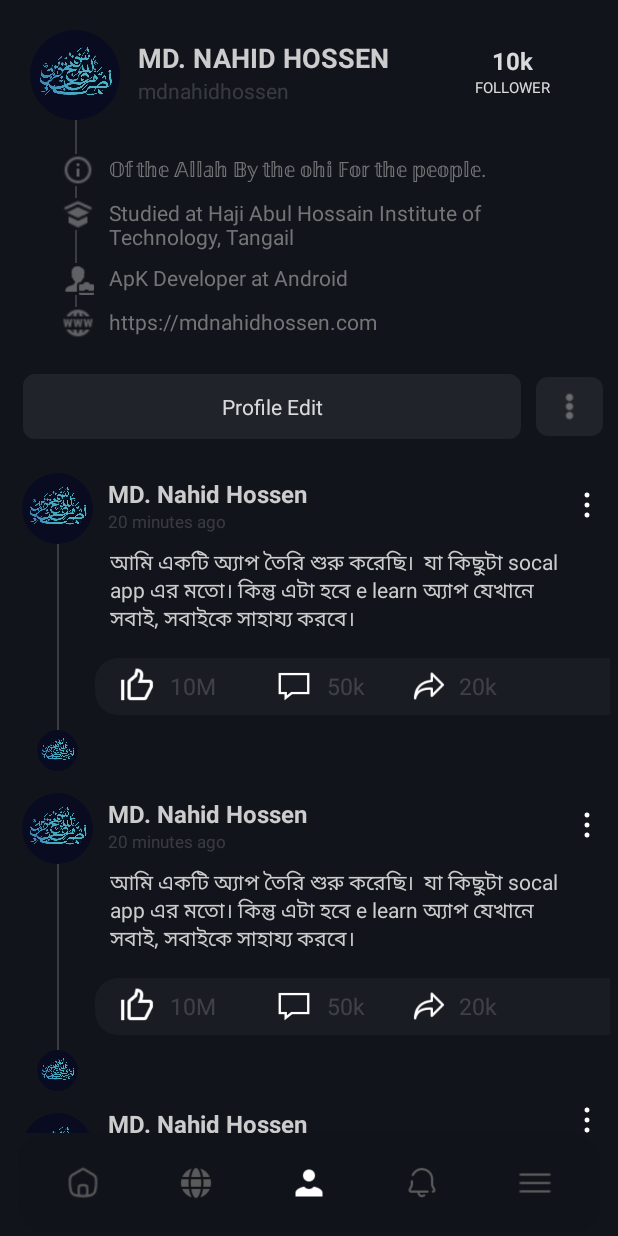
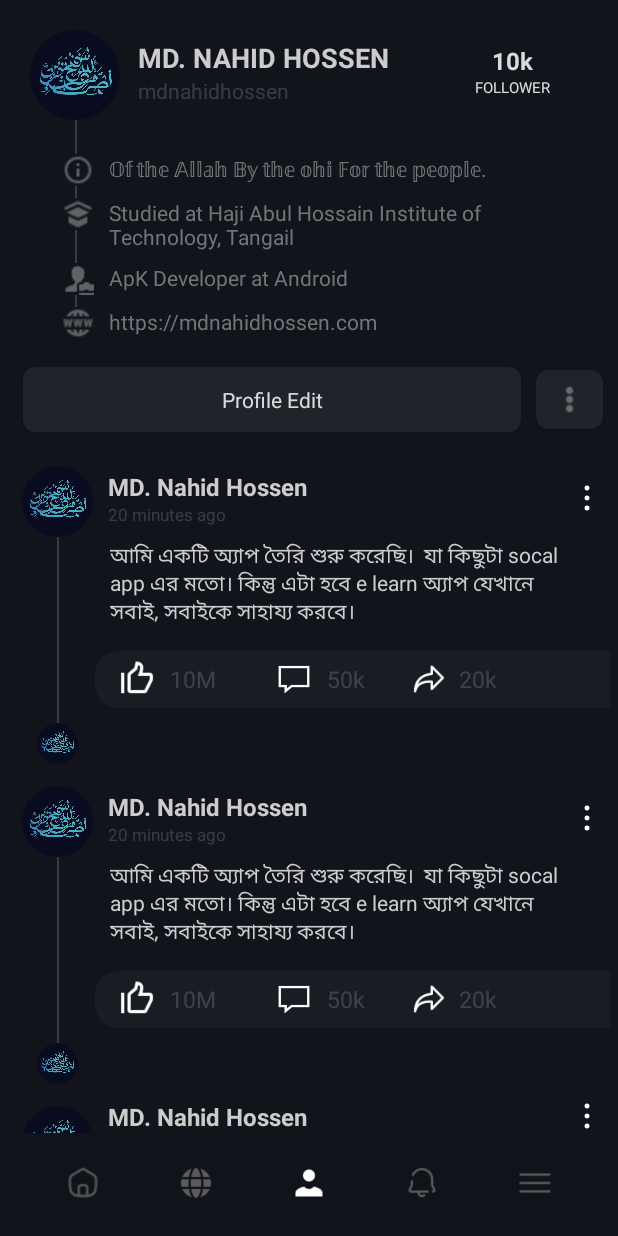
Before and after one commit to appscraftbd/NEED_SOCAL, an Android app: the fragment AboutFragment placed in its activity, item 3 of the bottom bar chosen, on a phone screen of 412 x 824 dp. Run offline under Robolectric (Android 15) with nearby library versions, the phone set to English and light mode, and no system bars; our stand-ins replace CircleImageView; 1 statement that could not run was skipped.

```diff
--- a/app/src/main/java/com/appscraftbd/needasocal/AboutFragment.java
+++ b/app/src/main/java/com/appscraftbd/needasocal/AboutFragment.java
@@ -1,5 +1,8 @@
 package com.appscraftbd.needasocal;
 
+import android.annotation.SuppressLint;
+import android.content.Context;
+import android.content.Intent;
 import android.os.Bundle;
 
 import androidx.fragment.app.Fragment;
@@ -7,16 +10,36 @@ import androidx.fragment.app.Fragment;
 import android.view.LayoutInflater;
 import android.view.View;
 import android.view.ViewGroup;
+import android.widget.TextView;
 
 
 public class AboutFragment extends Fragment {
 
+    TextView logout;
 
 
+
+    @SuppressLint("MissingInflatedId")
     @Override
     public View onCreateView(LayoutInflater inflater, ViewGroup container,
                              Bundle savedInstanceState) {
-        // Inflate the layout for this fragment
-        return inflater.inflate(R.layout.fragment_about, container, false);
+
+        View view = inflater.inflate(R.layout.fragment_about, container, false);
+
+        logout = view.findViewById(R.id.logout);
+
+        logout.setOnClickListener(new View.OnClickListener() {
+            @Override
+            public void onClick(View view) {
+
+                SQL_LITE sqlLite = new SQL_LITE(getContext());
+                sqlLite.data_delete();
+                Intent sign = new Intent(getContext(), Login_from.class);
+                startActivity(sign);
+            }
+        });
+
+
+        return view;
     }
 }
--- a/app/src/main/java/com/appscraftbd/needasocal/MainActivity.java
+++ b/app/src/main/java/com/appscraftbd/needasocal/MainActivity.java
@@ -7,6 +7,8 @@ import androidx.fragment.app.FragmentTransaction;
 
 import android.content.Intent;
 import android.content.pm.ActivityInfo;
+import android.database.Cursor;
+import android.database.sqlite.SQLiteDatabase;
 import android.os.Bundle;
 import android.view.MenuItem;
 import android.widget.Toast;
@@ -20,10 +22,13 @@ public class MainActivity extends AppCompatActivity {
     public static String user_id="";
     int onback_count=0;
 
+    String user,pass;
+
     @Override
     protected void onCreate(Bundle savedInstanceState) {
         super.onCreate(savedInstanceState);
         setContentView(R.layout.activity_main);
+
 
         ////android rotating off
         setRequestedOrientation(ActivityInfo.SCREEN_ORIENTATION_PORTRAIT);
@@ -31,12 +36,39 @@ public class MainActivity extends AppCompatActivity {
 
 
 
+        /////////MY sql lite database create
+        SQL_LITE sqlLite = new SQL_LITE(MainActivity.this);
+        SQLiteDatabase sqLiteDatabase = sqlLite.getWritableDatabase();
+
+
+        ///////user search
+        Cursor result = sqlLite.data_result();
+        if(result.getCount() ==0){
+            Intent sign = new Intent(MainActivity.this, Login_from.class);
+            startActivity(sign);
+        }else {
+            /// data read
+            StringBuffer stringBuffer = new StringBuffer();
+            StringBuffer stringBuffer1 = new StringBuffer();
+            while (result.moveToNext()) {
+                stringBuffer.append(result.getString(1));
+                stringBuffer1.append(result.getString(2));
+                this.user = "" + stringBuffer;
+                this.pass = "" + stringBuffer1;
+                break;
+            }
+
+        }
+
+
+
         ///////////////////////
-        if(user_id.length()==0){
+        if(user.length() <=3 ){
             Intent sign = new Intent(MainActivity.this, Login_from.class);
             startActivity(sign);
         }
 
+        AboutFragment aboutFragment = new AboutFragment();
 
         FragmentManager fragmentManager = getSupportFragmentManager();
         FragmentTransaction fragmentTransaction = fragmentManager.beginTransaction();
--- /dev/null
+++ b/app/src/main/java/com/appscraftbd/needasocal/SQL_LITE.java
@@ -0,0 +1,97 @@
+package com.appscraftbd.needasocal;
+
+
+import android.content.ContentValues;
+import android.content.Context;
+import android.database.Cursor;
+import android.database.sqlite.SQLiteDatabase;
+import android.database.sqlite.SQLiteOpenHelper;
+import android.widget.Toast;
+
+public class SQL_LITE extends SQLiteOpenHelper {
+
+    private static final String DATABASE_NAME = "student.db";
+    private static final String TABLE_NAME = "student_details";
+    private static final String ID = "_id";
+    private static final String NAME = "Name";
+    private static final String PASS = "PASS";
+    private static final int DATABASE_VERSION_NO = 2;
+    private static final String CREATE_TABLE = "CREATE TABLE "+TABLE_NAME+"("+ID+" INTEGER PRIMARY KEY AUTOINCREMENT,"+NAME+" VARCHAR(255),"+PASS+" VARCHAR(255));";
+    private static final String DROP_TABLE = "DROP TABLE IF EXISTS "+TABLE_NAME;
+    private static final String SELECT_ALL = "SELECT * FROM "+TABLE_NAME;
+
+
+    private Context context;
+
+    public SQL_LITE(Context context) {
+        super(context, DATABASE_NAME, null, DATABASE_VERSION_NO);
+        this.context = context;
+    }
+
+    @Override
+    public void onCreate(SQLiteDatabase db) {
+
+        try {
+            Toast.makeText(context,"onCreate is called",Toast.LENGTH_SHORT).show();
+            db.execSQL(CREATE_TABLE);
+
+
+        }catch (Exception e)
+        {
+            Toast.makeText(context,"Exception : "+e,Toast.LENGTH_SHORT).show();
+        }
+
+
+    }
+
+    @Override
+    public void onUpgrade(SQLiteDatabase db, int oldVersion, int newVersion) {
+        try {
+//            Toast.makeText(context,"onUpgrade is called",Toast.LENGTH_SHORT).show();
+            db.execSQL(DROP_TABLE);
+            onCreate(db);
+        }catch (Exception e)
+        {
+            Toast.makeText(context,"Exception : "+e,Toast.LENGTH_SHORT).show();
+        }
+
+    }
+
+    public long data_insert(String user,String pass){
+        SQLiteDatabase sqLiteDatabase = this.getWritableDatabase();
+        ContentValues contentValues = new ContentValues();
+        contentValues.put(NAME,user);
+        contentValues.put(PASS,pass);
+
+        long rowid = sqLiteDatabase.insert(TABLE_NAME,null,contentValues);
+        return rowid;
+
+
+    }
+    public Cursor data_result(){
+        SQLiteDatabase sqLiteDatabase = this.getWritableDatabase();
+        Cursor cursor = sqLiteDatabase.rawQuery(SELECT_ALL,null);
+        return cursor;
+    }
+    public void data_delete()
+    {
+        SQLiteDatabase sqLiteDatabase = this.getWritableDatabase();
+        ContentValues contentValues = new ContentValues();
+        contentValues.put(NAME,"0");
+        contentValues.put(PASS,"0");
+
+        sqLiteDatabase.update(TABLE_NAME, contentValues, "_id = ?", new String[]{"1"});
+
+    }
+
+    public void data_update(String user, String pass)
+    {
+        SQLiteDatabase sqLiteDatabase = this.getWritableDatabase();
+        ContentValues contentValues = new ContentValues();
+        contentValues.put(NAME,""+user);
+        contentValues.put(PASS,""+pass);
+
+        sqLiteDatabase.update(TABLE_NAME, contentValues, "_id = ?", new String[]{"1"});
+
+    }
+}
--- a/app/src/main/java/com/appscraftbd/needasocal/Signup_from.java
+++ b/app/src/main/java/com/appscraftbd/needasocal/Signup_from.java
@@ -92,6 +92,8 @@ public class Signup_from extends AppCompatActivity {
         ////EditText Null Chack////
         if(uid.length()==0){
             username_id.setError("username");
+        } else if (uid.length()<5) {
+            username_id.setError("Minimum 6 character");
         } else if (sfirst_name.length()==0) {
             first_name.setError("firstname");
         }else if (slast_name.length()==0) {
@@ -106,6 +108,8 @@ public class Signup_from extends AppCompatActivity {
             gmail.setError("gmail");
         }else if (spassword.length()==0) {
             password.setError("password");
+        } else if (spassword.length()<5) {
+            password.setError("Minimum 6 character");
         } else if (sconfirm_password.length()==0) {
             confirmpassword.setError("confirm password");
         } else if (date_of_birth.length()<0) {
--- a/app/src/main/res/layout/fragment_home.xml
+++ b/app/src/main/res/layout/fragment_home.xml
@@ -117,7 +117,7 @@
                     <RelativeLayout
                         android:layout_width="match_parent"
                         android:layout_height="wrap_content"
-                        android:background="#11131B"
+                        android:background="#12141C"
                         android:layout_marginBottom="10dp"
                         >
                         <View
--- a/app/src/main/res/layout/fragment_profile.xml
+++ b/app/src/main/res/layout/fragment_profile.xml
@@ -242,39 +242,60 @@
     </LinearLayout>
 <!--    button bar-->
     <LinearLayout
-        android:layout_marginTop="20dp"
+        android:layout_marginTop="15dp"
         android:layout_width="match_parent"
         android:orientation="horizontal"
         android:layout_marginBottom="10dp"
         android:weightSum="2"
         android:layout_height="50dp">
 
+        <androidx.cardview.widget.CardView
+            android:layout_width="match_parent"
+            android:layout_height="fill_parent"
+            app:cardCornerRadius="8dp"
+            android:layout_weight="1"
+            android:layout_marginTop="3dp"
+            android:layout_marginBottom="3dp"
+            android:layout_marginLeft="15dp"
+            android:layout_marginRight="10dp"
+            android:backgroundTint="#12141C"
+            android:clickable="true"
+            android:foreground="?android:attr/selectableItemBackground"
+
+
+            >
         <TextView
             android:gravity="center"
             android:layout_width="match_parent"
             android:layout_height="fill_parent"
-            android:layout_marginRight="10dp"
             android:background="@drawable/follow_and_edit_btn"
-            android:layout_marginTop="3dp"
-            android:layout_marginBottom="3dp"
-            android:layout_marginLeft="15dp"
             android:text="Profile Edit"
             android:textColor="#D3FFFFFF"
-            android:layout_weight="1"
             />
-        <ImageView
+        </androidx.cardview.widget.CardView>
+
+        <androidx.cardview.widget.CardView
             android:layout_width="100dp"
             android:layout_height="match_parent"
-            android:src="@drawable/profile_more_icone"
             android:layout_gravity="center_vertical"
             android:layout_weight="1"
             android:layout_marginRight="10dp"
-            android:background="@drawable/follow_and_edit_btn"
             android:layout_marginTop="5dp"
             android:layout_marginBottom="5dp"
+            android:backgroundTint="#12141C"
+            app:cardCornerRadius="8dp"
+            android:clickable="true"
+            android:foreground="?android:attr/selectableItemBackground"
+            >
+
+        <ImageView
+            android:layout_width="match_parent"
+            android:layout_height="match_parent"
+            android:src="@drawable/profile_more_icone"
+            android:background="@drawable/follow_and_edit_btn"
             android:padding="10dp"
-
             />
+        </androidx.cardview.widget.CardView>
 
 
     </LinearLayout>
--- a/app/src/main/res/layout/otpchacklayout.xml
+++ b/app/src/main/res/layout/otpchacklayout.xml
@@ -8,7 +8,7 @@
         android:layout_width="match_parent"
         android:layout_height="wrap_content"
         app:cardCornerRadius="15dp"
-        android:backgroundTint="#080C1E"
+        android:backgroundTint="#101219"
         android:layout_margin="10dp"
         >
         <LinearLayout
```
Also changed, not shown: app/src/main/java/com/appscraftbd/needasocal/Login_from.java (+17 -2 lines), app/src/main/res/layout/fragment_about.xml (+39 -6 lines).
